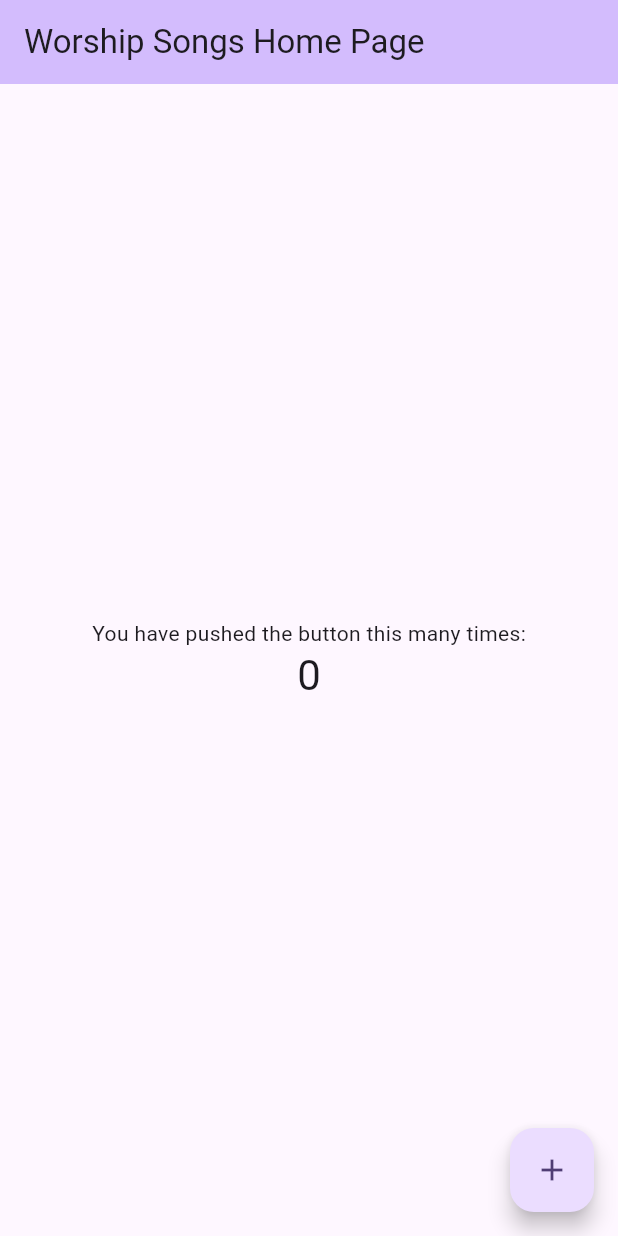
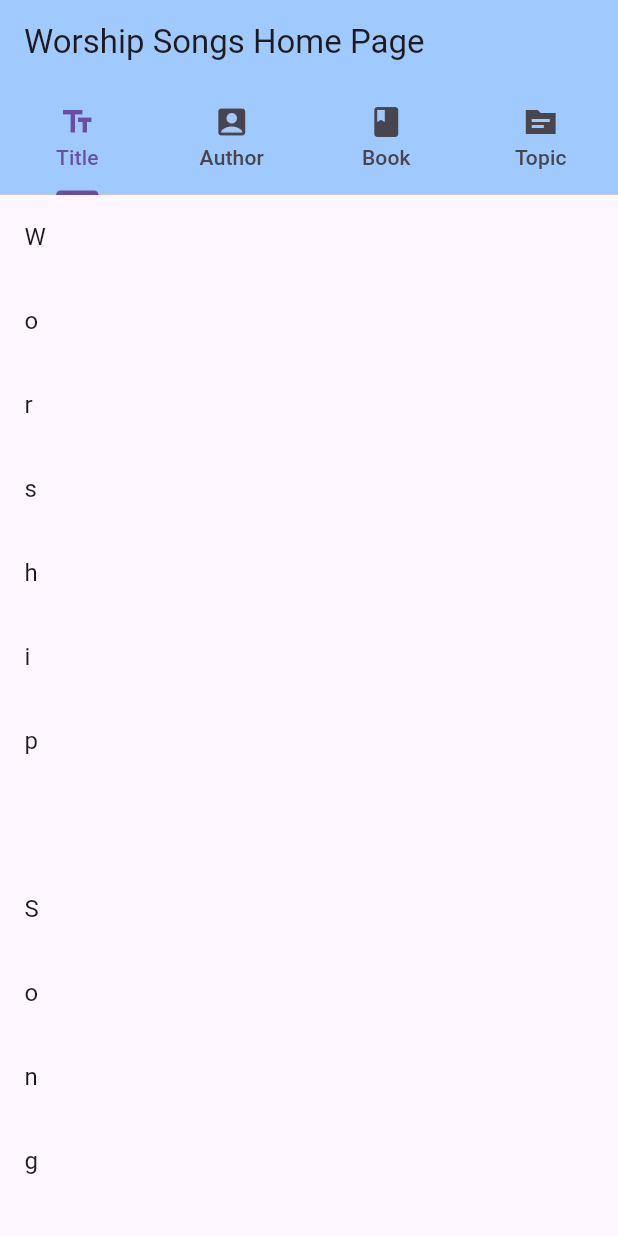
Before and after one commit to mcruncher/worshipsongs_app, a Flutter app: the screen it shows after launch, on a phone screen of 412 x 824 dp. Run offline on Flutter 3.47's test engine with Material 3 defaults, Android fonts, the phone set to English and light mode, and no system bars; our stand-ins replace sqflite, sqflite_common_ffi; accounts and stored records are empty.

Commit message:
#4 Added support to display ListView with dummy characters

```diff
--- a/lib/main.dart
+++ b/lib/main.dart
@@ -1,6 +1,12 @@
+import 'dart:io';
+
 import 'package:flutter/material.dart';
 
-void main() {
+import 'db/DatabaseHandler.dart';
+
+Future<void> main() async {
+  WidgetsFlutterBinding.ensureInitialized();
+  // List<Map> songs = await DatabaseHandler().retrieveAttributes('SELECT title, comments FROM songs', 'title');
   runApp(const MyApp());
 }
 
@@ -13,22 +19,7 @@ class MyApp extends StatelessWidget {
     return MaterialApp(
       title: 'Worship Songs',
       theme: ThemeData(
-        // This is the theme of your application.
-        //
-        // TRY THIS: Try running your application with "flutter run". You'll see
-        // the application has a purple toolbar. Then, without quitting the app,
-        // try changing the seedColor in the colorScheme below to Colors.green
-        // and then invoke "hot reload" (save your changes or press the "hot
-        // reload" button in a Flutter-supported IDE, or press "r" if you used
-        // the command line to start the app).
-        //
-        // Notice that the counter didn't reset back to zero; the application
-        // state is not lost during the reload. To reset the state, use hot
-        // restart instead.
-        //
-        // This works for code too, not just values: Most code changes can be
-        // tested with just a hot reload.
-        colorScheme: ColorScheme.fromSeed(seedColor: Colors.deepPurple),
+        colorScheme: ColorScheme.fromSeed(seedColor: Colors.blue),
         useMaterial3: true,
       ),
       home: const MyHomePage(title: 'Worship Songs Home Page'),
@@ -38,15 +29,6 @@ class MyApp extends StatelessWidget {
 
 class MyHomePage extends StatefulWidget {
   const MyHomePage({super.key, required this.title});
-
-  // This widget is the home page of your application. It is stateful, meaning
-  // that it has a State object (defined below) that contains fields that affect
-  // how it looks.
-
-  // This class is the configuration for the state. It holds the values (in this
-  // case the title) provided by the parent (in this case the App widget) and
-  // used by the build method of the State. Fields in a Widget subclass are
-  // always marked "final".
 
   final String title;
 
@@ -59,67 +41,67 @@ class _MyHomePageState extends State<MyHomePage> {
 
   void _incrementCounter() {
     setState(() {
-      // This call to setState tells the Flutter framework that something has
-      // changed in this State, which causes it to rerun the build method below
-      // so that the display can reflect the updated values. If we changed
-      // _counter without calling setState(), then the build method would not be
-      // called again, and so nothing would appear to happen.
       _counter++;
     });
   }
 
   @override
   Widget build(BuildContext context) {
-    // This method is rerun every time setState is called, for instance as done
-    // by the _incrementCounter method above.
-    //
-    // The Flutter framework has been optimized to make rerunning build methods
-    // fast, so that you can just rebuild anything that needs updating rather
-    // than having to individually change instances of widgets.
-    return Scaffold(
-      appBar: AppBar(
-        // TRY THIS: Try changing the color here to a specific color (to
-        // Colors.amber, perhaps?) and trigger a hot reload to see the AppBar
-        // change color while the other colors stay the same.
+    return MaterialApp(
+        home: DefaultTabController(
+          length: 4,
+          child: Scaffold(
+            appBar: AppBar(
         backgroundColor: Theme.of(context).colorScheme.inversePrimary,
-        // Here we take the value from the MyHomePage object that was created by
-        // the App.build method, and use it to set our appbar title.
         title: Text(widget.title),
-      ),
-      body: Center(
-        // Center is a layout widget. It takes a single child and positions it
-        // in the middle of the parent.
-        child: Column(
-          // Column is also a layout widget. It takes a list of children and
-          // arranges them vertically. By default, it sizes itself to fit its
-          // children horizontally, and tries to be as tall as its parent.
-          //
-          // Column has various properties to control how it sizes itself and
-          // how it positions its children. Here we use mainAxisAlignment to
-          // center the children vertically; the main axis here is the vertical
-          // axis because Columns are vertical (the cross axis would be
-          // horizontal).
-          //
-          // TRY THIS: Invoke "debug painting" (choose the "Toggle Debug Paint"
-          // action in the IDE, or press "p" in the console), to see the
-          // wireframe for each widget.
-          mainAxisAlignment: MainAxisAlignment.center,
-          children: <Widget>[
-            const Text(
-              'You have pushed the button this many times:',
+        bottom: TabBar(
+          tabs: <Widget>[
+            Tab(
+              icon: const Icon(Icons.text_fields),
+              text: 'Title',
             ),
-            Text(
-              '$_counter',
-              style: Theme.of(context).textTheme.headlineMedium,
+            Tab(
+              icon: const Icon(Icons.account_box),
+              text: 'Author',
+            ),
+            Tab(
+              icon: const Icon(Icons.book),
+              text: 'Book',
+            ),
+            Tab(
+              icon: const Icon(Icons.topic_sharp),
+              text: 'Topic',
             ),
           ],
         ),
+            ),
+      body: TabBarView(
+        children: <Widget>[
+          _defaultListView(),
+        ],
       ),
-      floatingActionButton: FloatingActionButton(
-        onPressed: _incrementCounter,
-        tooltip: 'Increment',
-        child: const Icon(Icons.add),
-      ), // This trailing comma makes auto-formatting nicer for build methods.
+    ),
+      ),
     );
   }
+
+  Widget _defaultListView() {
+    String username = "Worship Songs";
+    List<String> searchKeywords = List<String>.generate(
+        username.length,
+            (index) => username[index]);
+      return ListView.builder(
+        itemCount: searchKeywords.length,
+        itemBuilder: (BuildContext context, int index) {
+          return ListTile(
+            title: Text(searchKeywords[index]),
+            // subtitle: Text(prepareTamilTitle(items[index]['title'].toString(), items[index]['comments'].toString())),
+            onTap: () {
+              //print('The tamil value is ${items[index]['comments']}');
+
+            },
+          );
+        },
+      );
+    }
 }
--- a/pubspec.yaml
+++ b/pubspec.yaml
@@ -35,6 +35,9 @@ dependencies:
   # The following adds the Cupertino Icons font to your application.
   # Use with the CupertinoIcons class for iOS style icons.
   cupertino_icons: ^1.0.6
+  sqflite:
+  sqflite_common_ffi:
+  foundation:
 
 dev_dependencies:
   flutter_test:
@@ -59,7 +62,8 @@ flutter:
   uses-material-design: true
 
   # To add assets to your application, add an assets section, like this:
-  # assets:
+  assets:
+     - resources/assets/songs.sqlite
   #   - images/a_dot_burr.jpeg
   #   - images/a_dot_ham.jpeg
 
```
Also changed, not shown: lib/db/DatabaseHandler.dart (added, +84 -0 lines), pubspec.lock, 1 other file.
